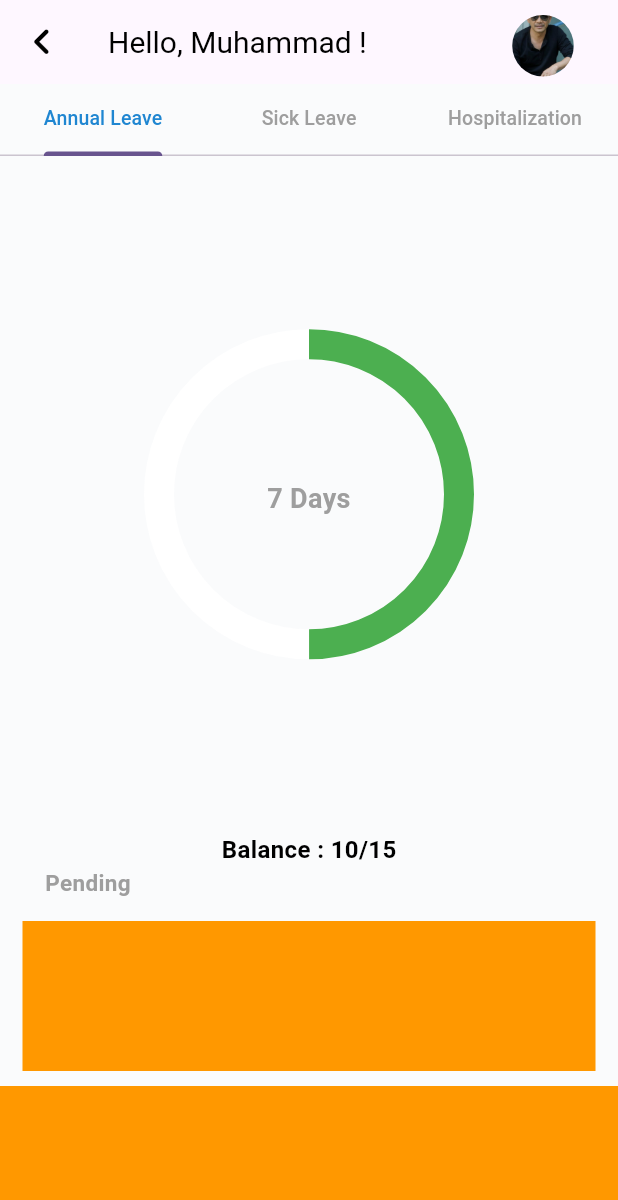
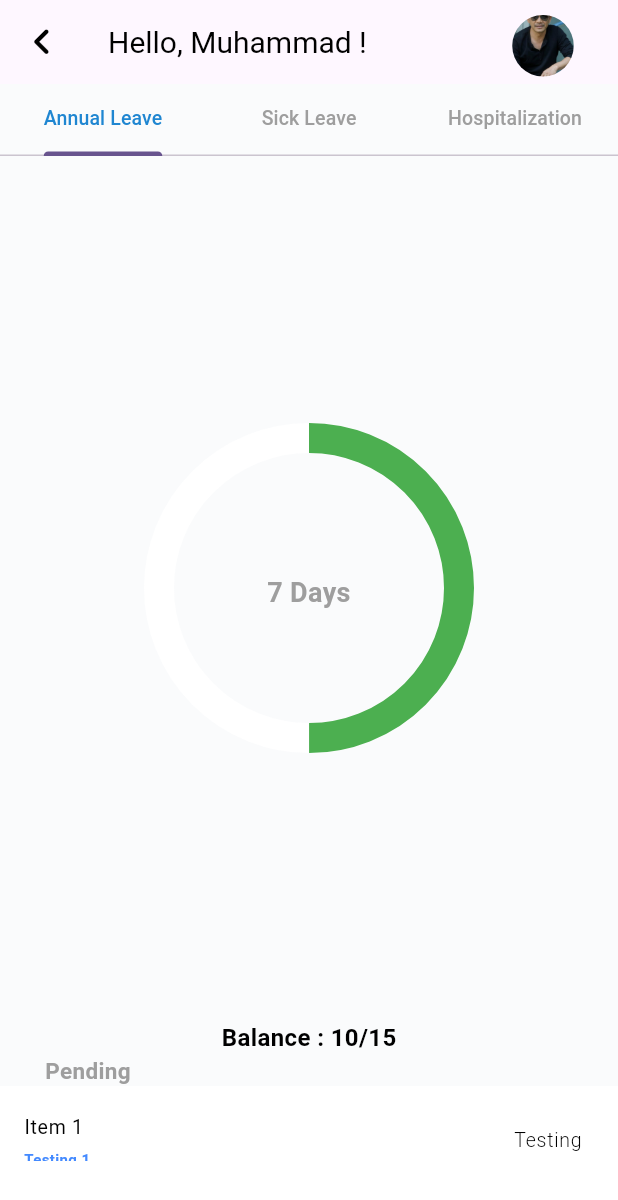
Before and after one commit to F1k99/masscode, a Flutter app: the screen it shows after launch, on a phone screen of 412 x 824 dp. Shown: the top 1200 px of the screen. Run offline on Flutter 3.47's test engine with Material 2 defaults, Android fonts, the phone set to English and light mode, and no system bars; Roboto replaces fonts that are missing (Outfit, Readex Pro, Sans).

Commit message:
Update Widget

```diff
--- a/lib/masscode.dart
+++ b/lib/masscode.dart
@@ -315,30 +315,33 @@ class MainPage extends StatelessWidget {
                             ),
                           ),
                           Row(
-                            children: [
-                              Expanded(
-                                child: Column(
-                                  children: [
-                                    Padding(
-                                      padding: EdgeInsetsDirectional.fromSTEB(
-                                          15, 15, 15, 10),
-                                      child: Container(
-                                        width:
-                                            MediaQuery.of(context).size.width,
-                                        height: 100,
-                                        color: Colors.orange,
-                                      ),
-                                    ),
-                                    Container(
-                                      width: MediaQuery.of(context).size.width,
-                                      height: 100,
-                                      color: Colors.orange,
-                                    ),
-                                  ],
-                                ),
-                              )
-                            ],
+                            children: [PendingRequest()],
                           )
+                          // Row(
+                          //   children: [
+                          //     Expanded(
+                          //       child: Column(
+                          //         children: [
+                          //           Padding(
+                          //             padding: EdgeInsetsDirectional.fromSTEB(
+                          //                 15, 15, 15, 10),
+                          //             child: Container(
+                          //               width:
+                          //                   MediaQuery.of(context).size.width,
+                          //               height: 100,
+                          //               color: Colors.orange,
+                          //             ),
+                          //           ),
+                          //           Container(
+                          //             width: MediaQuery.of(context).size.width,
+                          //             height: 100,
+                          //             color: Colors.orange,
+                          //           ),
+                          //         ],
+                          //       ),
+                          //     )
+                          //   ],
+                          // )
                         ],
                       ),
                     ),
--- a/lib/widget/pending_request.dart
+++ b/lib/widget/pending_request.dart
@@ -8,30 +8,62 @@ class PendingRequest extends StatefulWidget {
 }
 
 class _PendingRequestState extends State<PendingRequest> {
+  List<String> titlesArray = [
+    "Item 1",
+    "Item 2",
+  ];
+
+  List<String> subtitlesArray = [
+    "Testing 1",
+    "Testing 2",
+  ];
   @override
   Widget build(BuildContext context) {
-    return (Row(
-      children: [ListView()],
-    ));
-    // return ListView(
-    //   padding: const EdgeInsets.all(8),
-    //   children: <Widget>[
-    //     Container(
-    //       height: 50,
-    //       color: Colors.amber[600],
-    //       child: const Center(child: Text('Entry A')),
-    //     ),
-    //     Container(
-    //       height: 50,
-    //       color: Colors.amber[500],
-    //       child: const Center(child: Text('Entry B')),
-    //     ),
-    //     Container(
-    //       height: 50,
-    //       color: Colors.amber[100],
-    //       child: const Center(child: Text('Entry C')),
-    //     ),
-    //   ],
-    // );
+    return Padding(
+      padding: EdgeInsets.fromLTRB(0, 0, 0, 50),
+      child: Row(
+        children: [
+          Container(
+              height: 50,
+              width: MediaQuery.of(context).size.width,
+              child: ListView.builder(
+                itemCount: titlesArray.length,
+                shrinkWrap: true,
+                itemBuilder: (context, index) {
+                  return ListTile(
+                    tileColor: Colors.white,
+                    title: Text(
+                      titlesArray[index],
+                      style: TextStyle(
+                        color: Colors.black,
+                        fontSize: 13.0,
+                        fontWeight: FontWeight.normal,
+                        fontFamily: "Sans",
+                      ),
+                    ),
+                    subtitle: Text(
+                      subtitlesArray[index],
+                      style: TextStyle(
+                        color: Colors.blueAccent,
+                        fontSize: 10.0,
+                        fontWeight: FontWeight.bold,
+                        fontFamily: "Sans",
+                      ),
+                    ),
+                    trailing: Text(
+                      "Testing",
+                      style: TextStyle(
+                        color: Colors.black,
+                        fontSize: 13.0,
+                        fontWeight: FontWeight.w300,
+                        fontFamily: "Sans",
+                      ),
+                    ),
+                  );
+                },
+              ))
+        ],
+      ),
+    );
   }
 }
```
